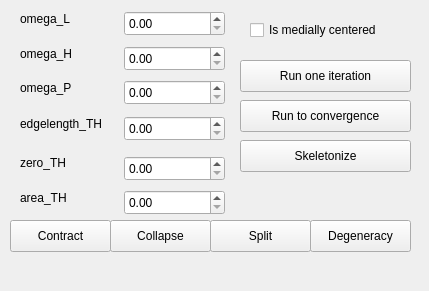
Qt form Polyhedron/demo/Polyhedron/Mean_curvature_flow_skeleton_plugin.ui (CGAL/cgal) before a commit.
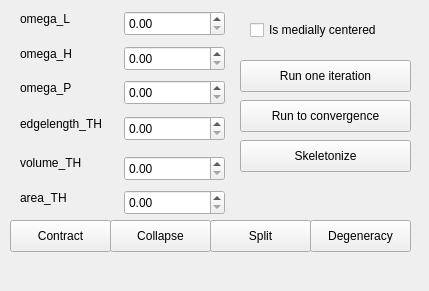
The same form after that commit.

Commit message: small fixes of stopping criteria and UI

The edit to the form file:
```diff
--- a/Polyhedron/demo/Polyhedron/Mean_curvature_flow_skeleton_plugin.ui
+++ b/Polyhedron/demo/Polyhedron/Mean_curvature_flow_skeleton_plugin.ui
@@ -111,12 +111,12 @@
      <rect>
       <x>20</x>
       <y>155</y>
-      <width>53</width>
+      <width>81</width>
       <height>16</height>
      </rect>
     </property>
     <property name="text">
-     <string>zero_TH</string>
+     <string>volume_TH</string>
     </property>
    </widget>
    <widget class="QPushButton" name="pushButton_collapse">
```
Left out of the diff: 8 changed lines with no effect on the pictures. The commit also changes 2 other files.
